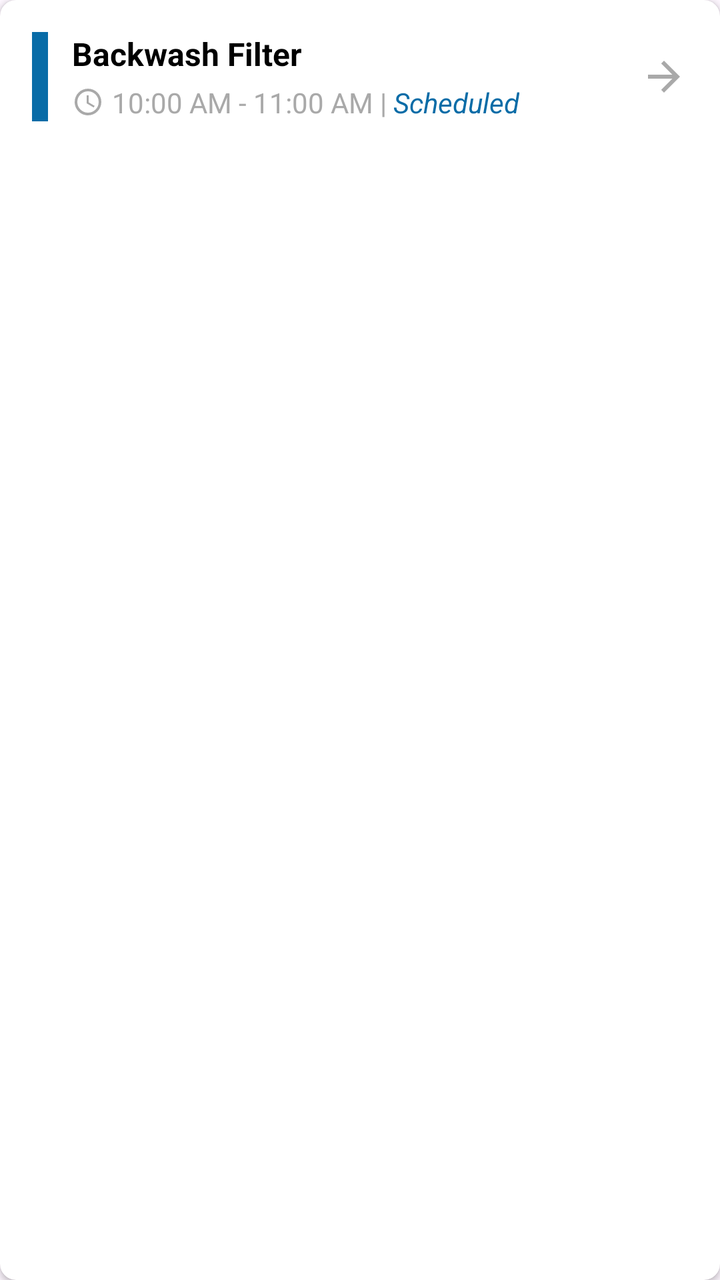
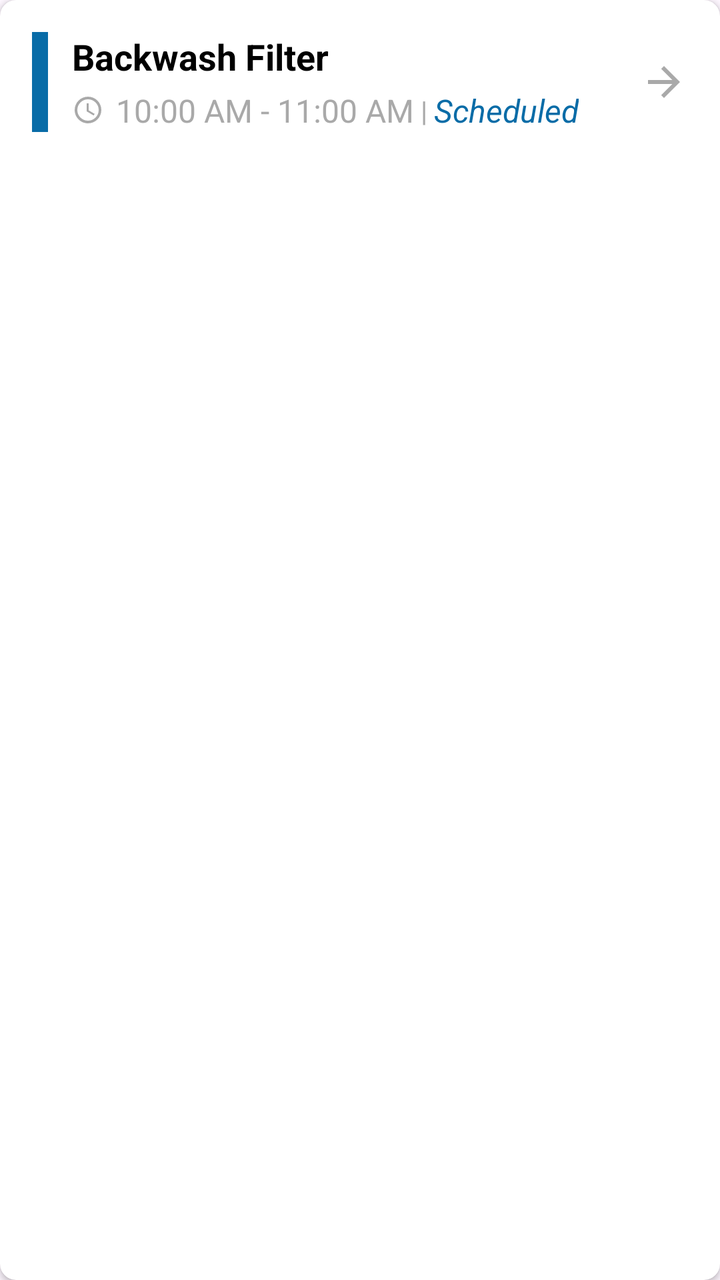

Compare the two renders of this Android layout. The source of the first and the diff that turns it into the second are given below.
<!-- AndroidManifest.xml: application theme Theme.PoolApp -->
<!-- res/layout/item_event_list.xml -->
<?xml version="1.0" encoding="utf-8"?>
<androidx.cardview.widget.CardView
    xmlns:android="http://schemas.android.com/apk/res/android"
    xmlns:app="http://schemas.android.com/apk/res-auto"
    android:id="@+id/card_event"
    android:layout_width="match_parent"
    android:layout_height="wrap_content"
    android:layout_marginBottom="8dp"
    app:cardCornerRadius="8dp"
    app:cardElevation="2dp">

    <LinearLayout
        android:layout_width="match_parent"
        android:layout_height="wrap_content"
        android:orientation="horizontal"
        android:padding="16dp"
        android:gravity="center_vertical">

        <View
            android:id="@+id/view_status_indicator"
            android:layout_width="8dp"
            android:layout_height="match_parent"
            android:minHeight="50dp"
            android:layout_marginEnd="12dp"
            android:background="@color/PrimaryColour" />

        <LinearLayout
            android:layout_width="0dp"
            android:layout_height="wrap_content"
            android:layout_weight="1"
            android:orientation="vertical">

            <TextView
                android:id="@+id/tv_event_title"
                android:layout_width="wrap_content"
                android:layout_height="wrap_content"
                android:text="Backwash Filter"
                android:textColor="@color/black"
                android:textSize="16sp"
                android:textStyle="bold"
                android:maxLines="1"
                android:ellipsize="end"/>

            <LinearLayout
                android:layout_width="wrap_content"
                android:layout_height="wrap_content"
                android:orientation="horizontal"
                android:layout_marginTop="4dp"
                android:gravity="center_vertical">

                <ImageView
                    android:layout_width="16dp"
                    android:layout_height="16dp"
                    android:src="@drawable/ic_clock_white_24dp"
                    app:tint="@color/grey"
                    android:layout_marginEnd="4dp"
                    android:contentDescription="Time" />

                <TextView
                    android:id="@+id/tv_event_time"
                    android:layout_width="wrap_content"
                    android:layout_height="wrap_content"
                    android:text="10:00 AM - 11:00 AM"
                    android:textSize="14sp"
                    android:textColor="@color/grey"/>

                <TextView
                    android:layout_width="wrap_content"
                    android:layout_height="wrap_content"
                    android:text=" | "
                    android:textSize="14sp"
                    android:textColor="@color/grey"/>

                <TextView
                    android:id="@+id/tv_event_status"
                    android:layout_width="wrap_content"
                    android:layout_height="wrap_content"
                    android:text="Scheduled"
                    android:textSize="14sp"
                    android:textColor="@color/PrimaryColour"
                    android:textStyle="italic"/>
            </LinearLayout>

        </LinearLayout>

        <ImageView
            android:layout_width="24dp"
            android:layout_height="24dp"
            android:src="@drawable/ic_arrow_forward_black_24dp"
            app:tint="@color/grey"
            android:contentDescription="Details" />

    </LinearLayout>
</androidx.cardview.widget.CardView>
<!-- resources referenced by this layout -->
<resources>
  <color name="PrimaryColour">#096ca7</color>
  <color name="black">#FF000000</color>
  <color name="grey">#A9A9A9</color>
  <!-- drawable ic_arrow_forward_black_24dp (drawable) -->
  <vector xmlns:android="http://schemas.android.com/apk/res/android"
      android:width="24dp"
      android:height="24dp"
      android:viewportWidth="24"
      android:viewportHeight="24"
      android:tint="#000000"> <path
      android:fillColor="@android:color/black"
      android:pathData="M12,4l-1.41,1.41L16.17,11H4v2h12.17l-5.58,5.59L12,20l8,-8z"/>
  </vector>
  <!-- drawable ic_clock_white_24dp (drawable) -->
  <vector xmlns:android="http://schemas.android.com/apk/res/android"
      android:width="24dp"
      android:height="24dp"
      android:viewportWidth="24"
      android:viewportHeight="24">
      <path
          android:fillColor="@color/white"
          android:pathData="M12,20A8,8 0 0,0 20,12A8,8 0 0,0 12,4A8,8 0 0,0 4,12A8,8 0 0,0 12,20M12,2A10,10 0 0,1 22,12A10,10 0 0,1 12,22C6.47,22 2,17.5 2,12A10,10 0 0,1 12,2M12.5,7V12.25L17,14.92L16.25,16.15L11,13V7H12.5Z" />
  </vector>
  <style name="Theme.PoolApp" parent="Theme.Material3.DayNight.NoActionBar">
          <item name="colorPrimary">@color/colorPrimary</item>
          <item name="colorPrimaryVariant">@color/colorPrimaryVariant</item>
          <item name="colorOnPrimary">@color/colorOnPrimary</item>
          <item name="colorSecondary">@color/colorSecondary</item>
          <item name="colorOnSecondary">@color/colorOnSecondary</item>
          <item name="colorSurface">@color/colorSurface</item>
          <item name="colorOnSurface">@color/colorOnSurface</item>
          <item name="android:statusBarColor" tools:targetApi="l">?attr/colorPrimaryVariant</item>
      </style>
  <color name="white">#FFFFFFFF</color>
  <color name="colorPrimary">#096ca7</color>
  <color name="colorPrimaryVariant">#034b75</color>
  <color name="colorOnPrimary">#FFFFFF</color>
  <color name="colorSecondary">#0A57FF</color>
  <color name="colorOnSecondary">#FFFFFF</color>
  <color name="colorSurface">#FFFFFF</color>
  <color name="colorOnSurface">#1C1B1F</color>
</resources>

<!-- the commit's change to res/layout/item_event_list.xml (unified diff, before → after) -->
@@ -36,7 +36,7 @@
                 android:layout_height="wrap_content"
                 android:text="Backwash Filter"
                 android:textColor="@color/black"
-                android:textSize="16sp"
+                android:textSize="18sp"
                 android:textStyle="bold"
                 android:maxLines="1"
                 android:ellipsize="end"/>
@@ -53,7 +53,7 @@
                     android:layout_height="16dp"
                     android:src="@drawable/ic_clock_white_24dp"
                     app:tint="@color/grey"
-                    android:layout_marginEnd="4dp"
+                    android:layout_marginEnd="6dp"
                     android:contentDescription="Time" />
 
                 <TextView
@@ -61,7 +61,7 @@
                     android:layout_width="wrap_content"
                     android:layout_height="wrap_content"
                     android:text="10:00 AM - 11:00 AM"
-                    android:textSize="14sp"
+                    android:textSize="16sp"
                     android:textColor="@color/grey"/>
 
                 <TextView
@@ -76,7 +76,7 @@
                     android:layout_width="wrap_content"
                     android:layout_height="wrap_content"
                     android:text="Scheduled"
-                    android:textSize="14sp"
+                    android:textSize="16sp"
                     android:textColor="@color/PrimaryColour"
                     android:textStyle="italic"/>
             </LinearLayout>
